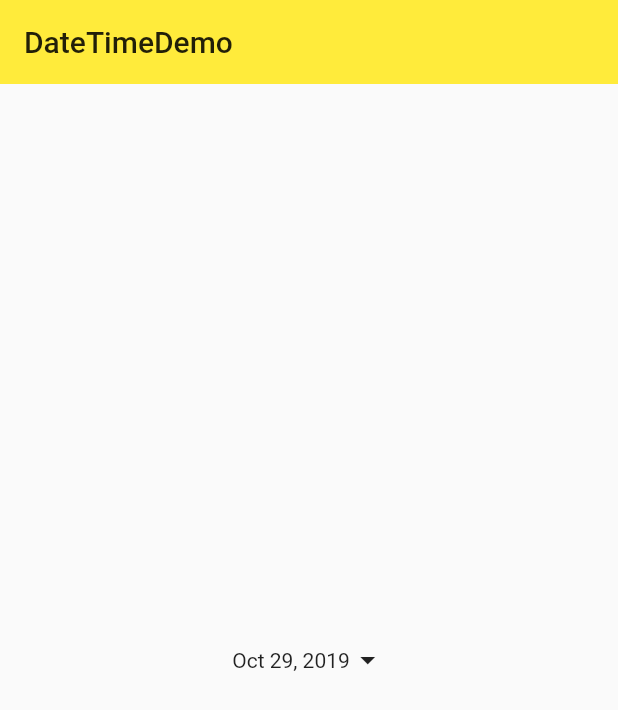
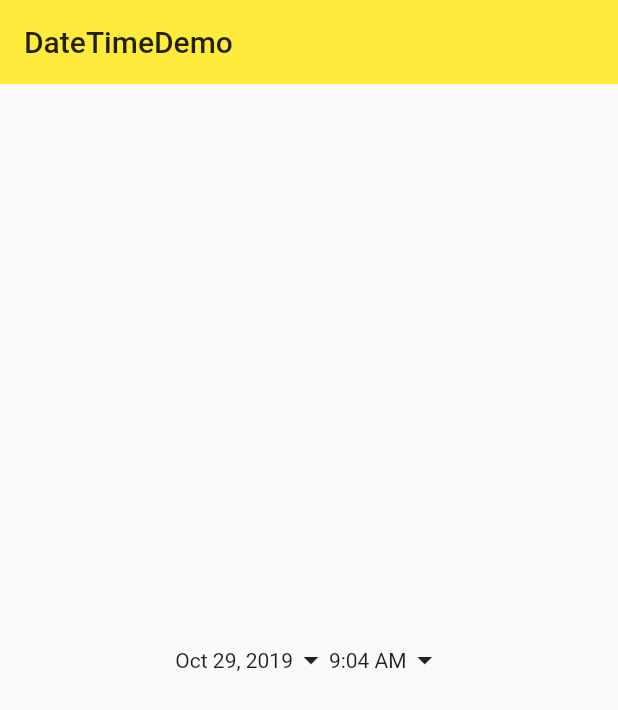
Before and after one commit to dongpoRen/dongpo_flutter, a Flutter app: the DateTimeDemo screen opened directly, on a phone screen of 412 x 824 dp. Shown: the top 710 px of the screen. Run offline on Flutter 3.47's test engine with Material 2 defaults, Android fonts, the phone set to English and light mode, and no system bars.

Commit message:
showTimePicker

```diff
--- a/lib/demo/datetime_demo.dart
+++ b/lib/demo/datetime_demo.dart
@@ -10,6 +10,7 @@ class DateTimeDemo extends StatefulWidget {
 class _DateTimeDemoState extends State<DateTimeDemo> {
 
   DateTime selectedDate = DateTime.now();
+  TimeOfDay selectedTime = TimeOfDay(hour: 9, minute: 4);
 
   void _selectDate() async {
     final DateTime date = await showDatePicker(
@@ -22,6 +23,18 @@ class _DateTimeDemoState extends State<DateTimeDemo> {
     if (date == null) return;
     setState(() {
       selectedDate = date;
+    });
+  }
+
+  void _selectTime() async {
+    final TimeOfDay time = await showTimePicker(
+      context: context,
+      initialTime: selectedTime,
+    );
+
+    if (time == null) return;
+    setState(() {
+      selectedTime = time;
     });
   }
 
@@ -48,7 +61,16 @@ class _DateTimeDemoState extends State<DateTimeDemo> {
                       Icon(Icons.arrow_drop_down),
                     ],
                   ),
-                )
+                ),
+                InkWell(
+                  onTap: _selectTime,
+                  child: Row(
+                    children: <Widget>[
+                      Text(selectedTime.format(context)),
+                      Icon(Icons.arrow_drop_down),
+                    ],
+                  ),
+                ),
               ],
             )
           ],
```
